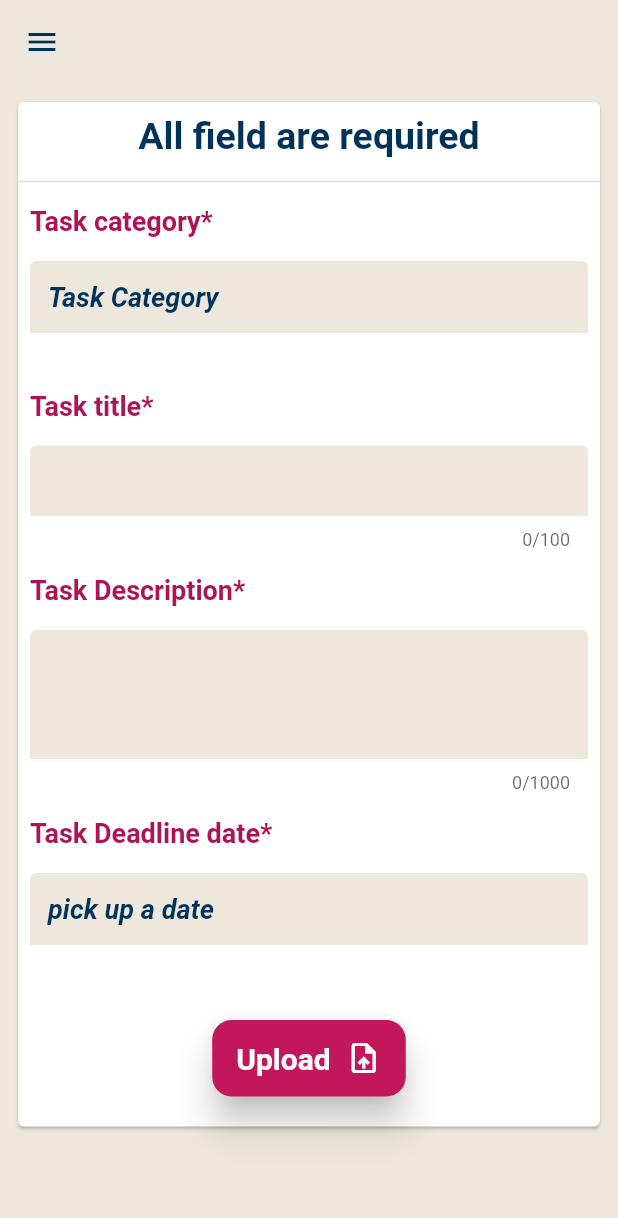
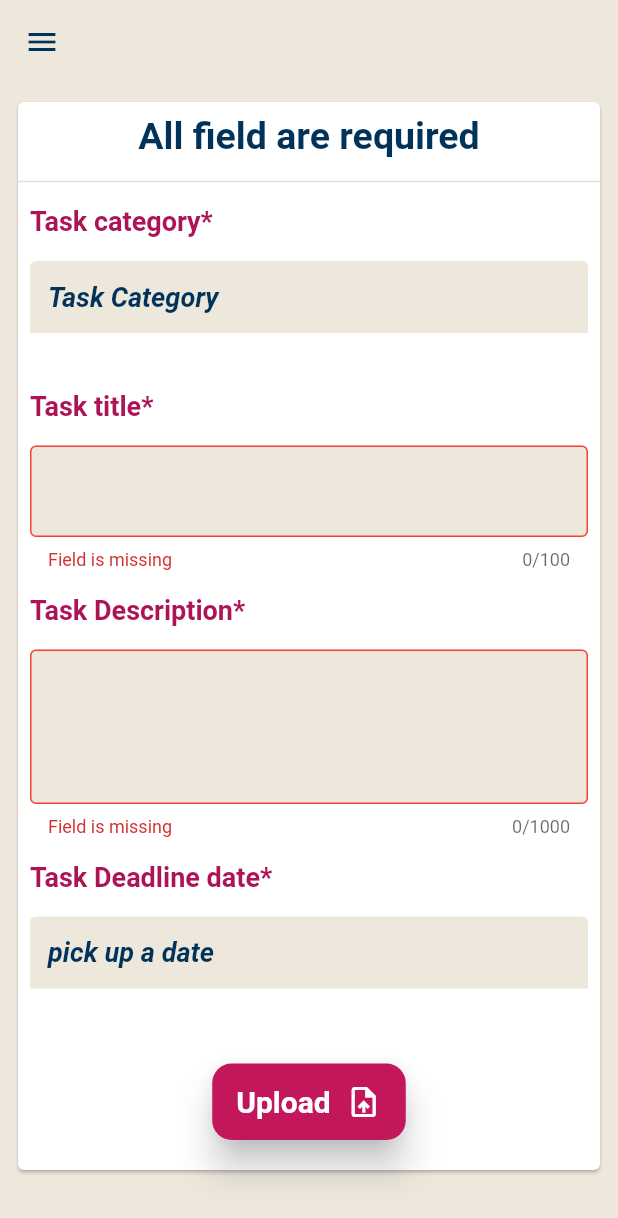
Before and after one commit to MohammedAL-Ani/to_do_tasks_with_firebase, a Flutter app: the AddTaskScreen screen opened directly, after a tap on "Upload", on a phone screen of 412 x 824 dp. Shown: the top 1218 px of the screen. Run offline on Flutter 3.47's test engine with Material 2 defaults, Android fonts, the phone set to English and light mode, and no system bars; our stand-ins replace cloud_firestore, firebase_auth, firebase_core, firebase_storage, flutter_svg, fluttertoast and 2 more; accounts and stored records are empty; network calls fail.

Commit message:
complete add task

```diff
--- a/lib/Screen/darwer_screen/list_darwer_screen/add_task/add_task.dart
+++ b/lib/Screen/darwer_screen/list_darwer_screen/add_task/add_task.dart
@@ -1,7 +1,12 @@
+import 'package:cloud_firestore/cloud_firestore.dart';
+import 'package:firebase_auth/firebase_auth.dart';
 import 'package:flutter/material.dart';
+import 'package:fluttertoast/fluttertoast.dart';
 import 'package:tasks_with_firebase/Screen/darwer_screen/darwer/drawer_widget.dart';
+import 'package:uuid/uuid.dart';
 
 import '../../../../share/constants/constant.dart';
+import '../../../../share/error_dialog/error_dialog_handling.dart';
 
 
 
@@ -21,9 +26,9 @@ class _AddTaskScreenState extends State<AddTaskScreen> {
   TextEditingController(text: 'pick up a date');
   final _formKey = GlobalKey<FormState>();
   DateTime? picked;
-  // final FirebaseAuth _auth = FirebaseAuth.instance;
+  final FirebaseAuth _auth = FirebaseAuth.instance;
   bool _isLoading = false;
-  // Timestamp? _deadlineDateTimeStamp;
+  Timestamp? _deadlineDateTimeStamp;
   @override
   void dispose() {
     super.dispose();
@@ -33,56 +38,58 @@ class _AddTaskScreenState extends State<AddTaskScreen> {
     _deadlineDateController.dispose();
   }
 
-  // void uploadFct() async {
-  //   User? user = _auth.currentUser;
-  //   String _uid = user!.uid;
-  //   final isValid = _formKey.currentState!.validate();
-  //   FocusScope.of(context).unfocus();
-  //   if (isValid) {
-  //     if (_deadlineDateController.text == 'pick up a date' ||
-  //         _categoryController.text == 'Task Category') {
-  //       GlobalMethods.showErrorDialog(
-  //           error: 'Please pick up everything', context: context);
-  //       return;
-  //     }
-  //     setState(() {
-  //       _isLoading = true;
-  //     });
-  //     final taskID = Uuid().v4();
-  //     try {
-  //       await FirebaseFirestore.instance.collection('tasks').doc(taskID).set({
-  //         'taskId': taskID,
-  //         'uploadedBy': _uid,
-  //         'taskTitle': _titleController.text,
-  //         'taskDescription': _descriptionController.text,
-  //         'deadlineDate': _deadlineDateController.text,
-  //         'deadlineDateTimeStamp': _deadlineDateTimeStamp,
-  //         'taskCategory': _categoryController.text,
-  //         'taskComments': [],
-  //         'isDone': false,
-  //         'createdAt': Timestamp.now(),
-  //       });
-  //       Fluttertoast.showToast(
-  //           msg: "Task has been uploaded successfuly",
-  //           toastLength: Toast.LENGTH_LONG,
-  //           gravity: ToastGravity.CENTER,
-  //           fontSize: 16.0);
-  //       // _categoryController.clear();
-  //       _descriptionController.clear();
-  //       _titleController.clear();
-  //       setState(() {
-  //         _categoryController.text = 'Task Category';
-  //         _deadlineDateController.text = 'pick up a date';
-  //       });
-  //     } catch (error) {} finally {
-  //       setState(() {
-  //         _isLoading = false;
-  //       });
-  //     }
-  //   } else {
-  //     print('Form not valid');
-  //   }
-  // }
+  void uploadFct() async {
+    User? user = _auth.currentUser;
+    String _uid = user!.uid;
+    final isValid = _formKey.currentState!.validate();
+    FocusScope.of(context).unfocus();
+    if (isValid) {
+      if (_deadlineDateController.text == 'pick up a date' ||
+          _categoryController.text == 'Task Category') {
+        GlobalMethods.showErrorDialog(
+            error: 'Please pick up everything', context: context);
+        return;
+      }
+      setState(() {
+        _isLoading = true;
+      });
+      final taskID = Uuid().v4();
+      try {
+        await FirebaseFirestore.instance.collection('tasks').doc(taskID).set({
+          'taskId': taskID,
+          'uploadedBy': _uid,
+          'taskTitle': _titleController.text,
+          'taskDescription': _descriptionController.text,
+          'deadlineDate': _deadlineDateController.text,
+          'deadlineDateTimeStamp': _deadlineDateTimeStamp,
+          'taskCategory': _categoryController.text,
+          'taskComments': [],
+          'isDone': false,
+          'createdAt': Timestamp.now(),
+        });
+        Fluttertoast.showToast(
+            msg: "Task has been uploaded successfuly",
+            toastLength: Toast.LENGTH_LONG,
+            gravity: ToastGravity.CENTER,
+            fontSize: 16.0);
+        // _categoryController.clear();
+        _descriptionController.clear();
+        _titleController.clear();
+        setState(() {
+          _categoryController.text = 'Task Category';
+          _deadlineDateController.text = 'pick up a date';
+        });
+      } catch (error) {
+        print( 'this error is $error');
+      } finally {
+        setState(() {
+          _isLoading = false;
+        });
+      }
+    } else {
+      print('Form not valid');
+    }
+  }
 
   @override
   Widget build(BuildContext context) {
@@ -163,8 +170,7 @@ class _AddTaskScreenState extends State<AddTaskScreen> {
                           child: _isLoading
                               ? CircularProgressIndicator()
                               : MaterialButton(
-                            onPressed: (){},
-                            // uploadFct,
+                            onPressed: uploadFct,
                             color: Colors.pink.shade700,
                             elevation: 10,
                             shape: RoundedRectangleBorder(
@@ -219,12 +225,12 @@ class _AddTaskScreenState extends State<AddTaskScreen> {
         lastDate: DateTime(2100));
 
     if (picked != null) {
-      // setState(() {
-      //   _deadlineDateTimeStamp = Timestamp.fromMicrosecondsSinceEpoch(
-      //       picked!.microsecondsSinceEpoch);
-      //   _deadlineDateController.text =
-      //   '${picked!.year}-${picked!.month}-${picked!.day}';
-      // });
+      setState(() {
+        _deadlineDateTimeStamp = Timestamp.fromMicrosecondsSinceEpoch(
+            picked!.microsecondsSinceEpoch);
+        _deadlineDateController.text =
+        '${picked!.year}-${picked!.month}-${picked!.day}';
+      });
     }
   }
 
--- a/pubspec.yaml
+++ b/pubspec.yaml
@@ -38,6 +38,8 @@ dependencies:
   firebase_storage: ^11.0.3
   image_picker: ^0.8.6
   image_cropper: ^3.0.0
+  uuid: ^3.0.6
+  fluttertoast: ^8.1.1
 
 
 dev_dependencies:
```
Also changed, not shown: pubspec.lock.
